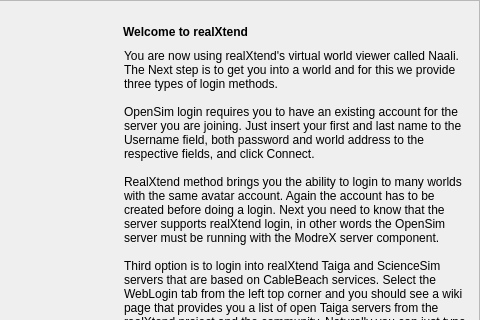
First picture: the form in UiModule/ui/TraditionalLoginWidget.ui, repository realXtend/tundra, before the edit; both pictures show x 464 to 944 and y 0 to 320 of the 944 by 512 pixel window.
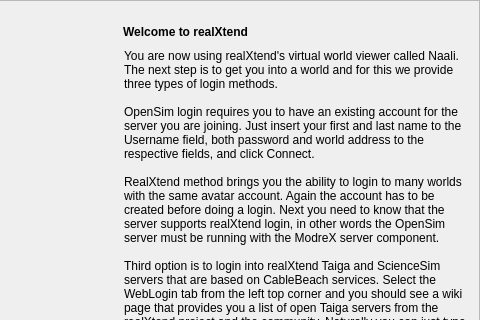
Second picture: the form after the edit.

Commit message: Preliminary implementation of EC_SoundLister. Not used yet for real.

```diff
--- a/UiModule/ui/TraditionalLoginWidget.ui
+++ b/UiModule/ui/TraditionalLoginWidget.ui
@@ -457,7 +457,7 @@
                <bool>true</bool>
               </property>
               <property name="plainText">
-               <string>You are now using realXtend's virtual world viewer called Naali. The Next step is to get you into a world and for this we provide three types of login methods. 
+               <string>You are now using realXtend's virtual world viewer called Naali. The next step is to get you into a world and for this we provide three types of login methods. 
 
 OpenSim login requires you to have an existing account for the server you are joining. Just insert your first and last name to the Username field, both password and world address to the respective fields, and click Connect.
 
```
Left out of the diff: 3 changed lines with no effect on the pictures. The commit also changes 9 other files.
